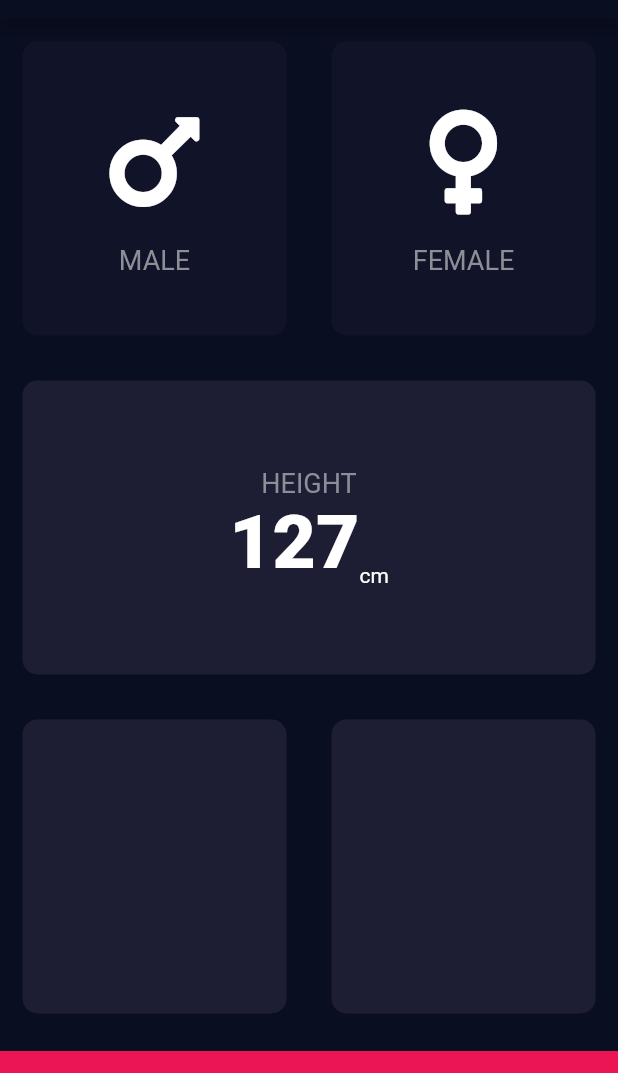
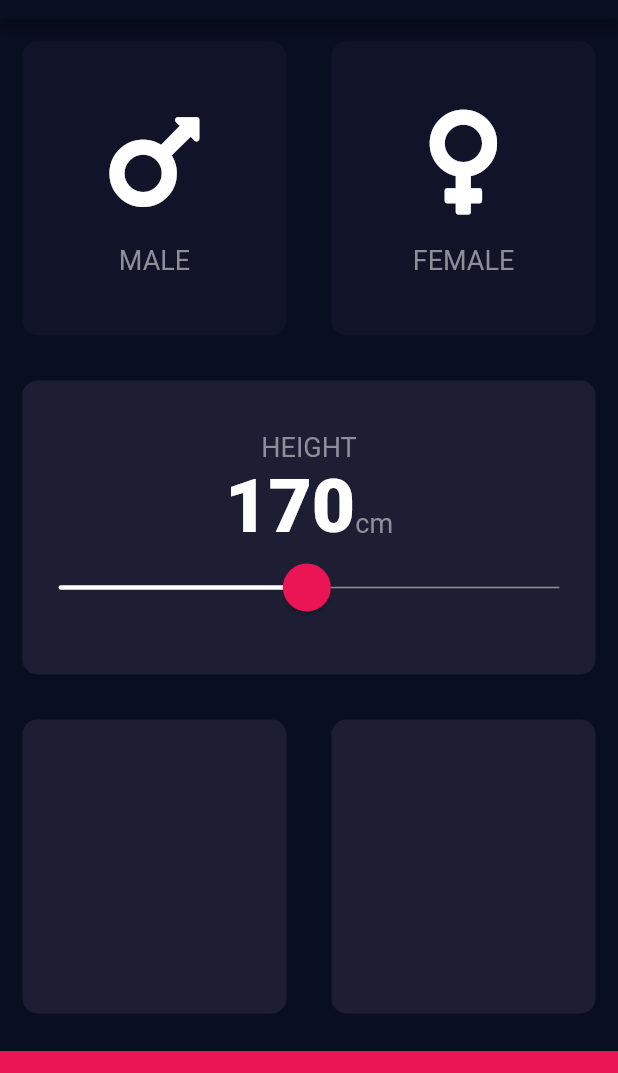
Before and after one commit to reymillenium/bmi_calculator_flutter_updated, a Flutter app: the screen it shows after launch, on a phone screen of 412 x 824 dp, the part 65-1138 px from its top. Run offline on Flutter 3.47's test engine with Material 2 defaults, Android fonts, the phone set to English and light mode, and no system bars; our stand-ins replace font_awesome_flutter.

Commit message:
Customized the Slider using a SliderThemeData arount ir

```diff
--- a/lib/bmi_calculator_brain.dart
+++ b/lib/bmi_calculator_brain.dart
@@ -28,6 +28,7 @@ class BMICalculatorBrain {
   Color _femaleCardColor;
   bool _pressedMaleCard = false;
   bool _pressedFemaleCard = false;
+  int height = 170;
 
   // Constructor
   BMICalculatorBrain() {
--- a/lib/constants.dart
+++ b/lib/constants.dart
@@ -17,3 +17,6 @@ const double kBottomContainerHeight = 80.0;
 const Color kActiveCardColor = Color(0xFF1D1E33);
 const Color kInactiveCardColor = Color(0xFF111328);
 const Color kBottomContainerColor = Color(0xFFEB1555);
+const Color kLabelTextColor = Color(0xFF8D8E98);
+const double kMinHeight = 54.0;
+const double kMaxHeight = 288.0;
--- a/lib/input_page.dart
+++ b/lib/input_page.dart
@@ -1,5 +1,6 @@
 // Packages:
 import 'package:flutter/material.dart';
+import 'package:flutter/rendering.dart';
 import 'package:font_awesome_flutter/font_awesome_flutter.dart';
 
 // Components:
@@ -80,16 +81,41 @@ class _InputPageState extends State<InputPage> {
                   ),
                   Row(
                     mainAxisAlignment: MainAxisAlignment.center,
-                    crossAxisAlignment: CrossAxisAlignment.end,
+                    crossAxisAlignment: CrossAxisAlignment.baseline,
+                    textBaseline: TextBaseline.alphabetic,
                     children: [
                       Text(
-                        '127',
+                        bmiCalculatorBrain.height.toString(),
                         style: kHeightAmountTextStyle,
                       ),
                       Text(
                         'cm',
+                        style: kLabelTextStyle,
                       ),
                     ],
+                  ),
+                  SliderTheme(
+                    data: SliderThemeData(
+                      activeTrackColor: Colors.white,
+                      inactiveTrackColor: kLabelTextColor,
+                      trackHeight: 1,
+                      thumbShape: RoundSliderThumbShape(
+                        enabledThumbRadius: 16,
+                      ),
+                      thumbColor: kBottomContainerColor,
+                    ),
+                    child: Slider(
+                      // label: '${bmiCalculatorBrain.height}',
+                      value: bmiCalculatorBrain.height.toDouble(),
+                      min: kMinHeight,
+                      max: kMaxHeight,
+                      // mouseCursor: MaterialStateMouseCursor.textable,
+                      onChanged: (double newValue) {
+                        setState(() {
+                          bmiCalculatorBrain.height = newValue.round();
+                        });
+                      },
+                    ),
                   )
                 ],
               ),
```
